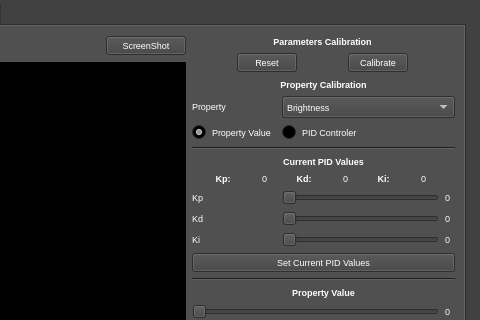
First picture: the form in vision_calib/src/vision_calib.ui, repository minhoteam-msl/minho_team_tools, before the edit; both pictures show x 305 to 785 and y 0 to 320 of the 785 by 640 pixel window.
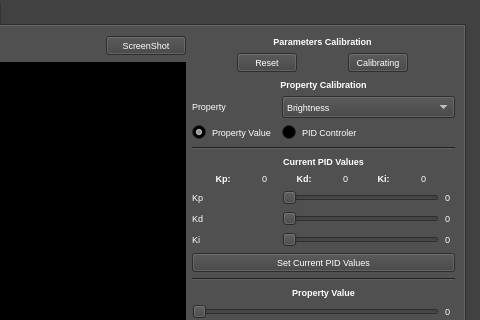
Second picture: the form after the edit. The open tabs and pages were chosen to show the change.

Commit message: Merged with andre vision calib

```diff
--- a/vision_calib/src/vision_calib.ui
+++ b/vision_calib/src/vision_calib.ui
@@ -2997,7 +2997,7 @@
            </font>
           </property>
           <property name="text">
-           <string>Calibrate</string>
+           <string>Calibrating</string>
           </property>
          </widget>
         </item>
```
Left out of the diff: 41 changed lines with no effect on the pictures. The commit also changes 2 other files.
